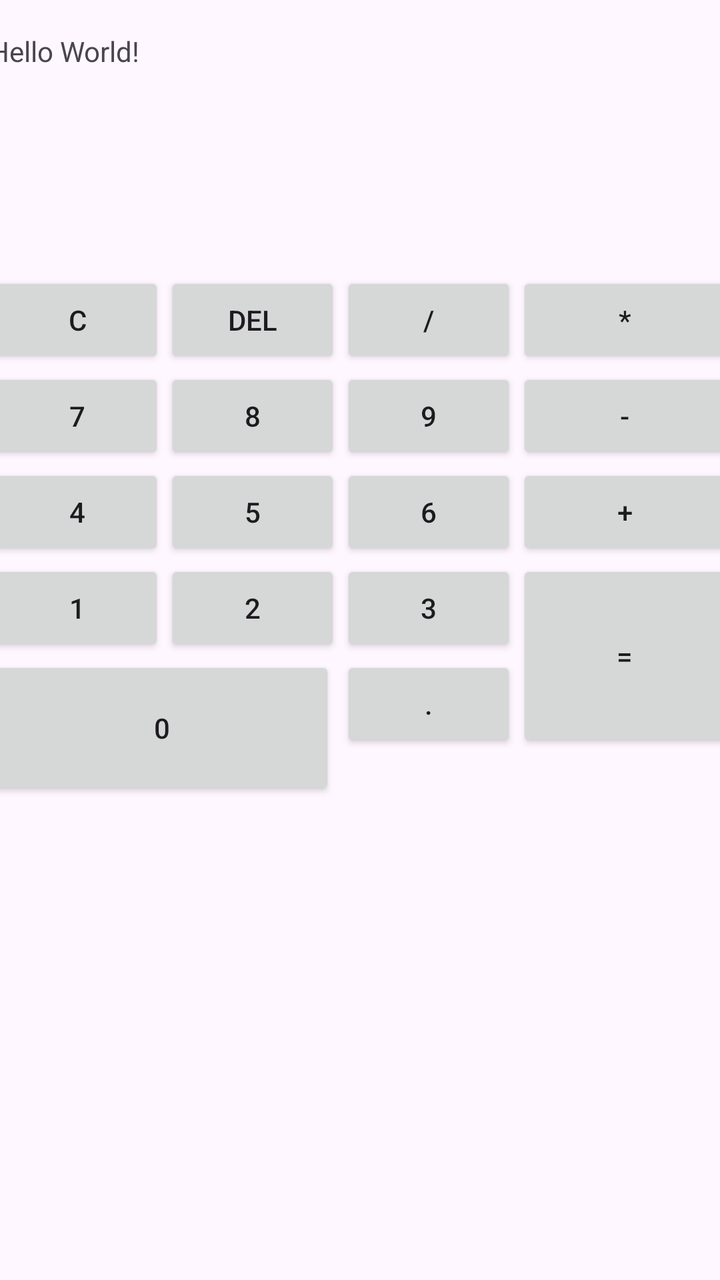
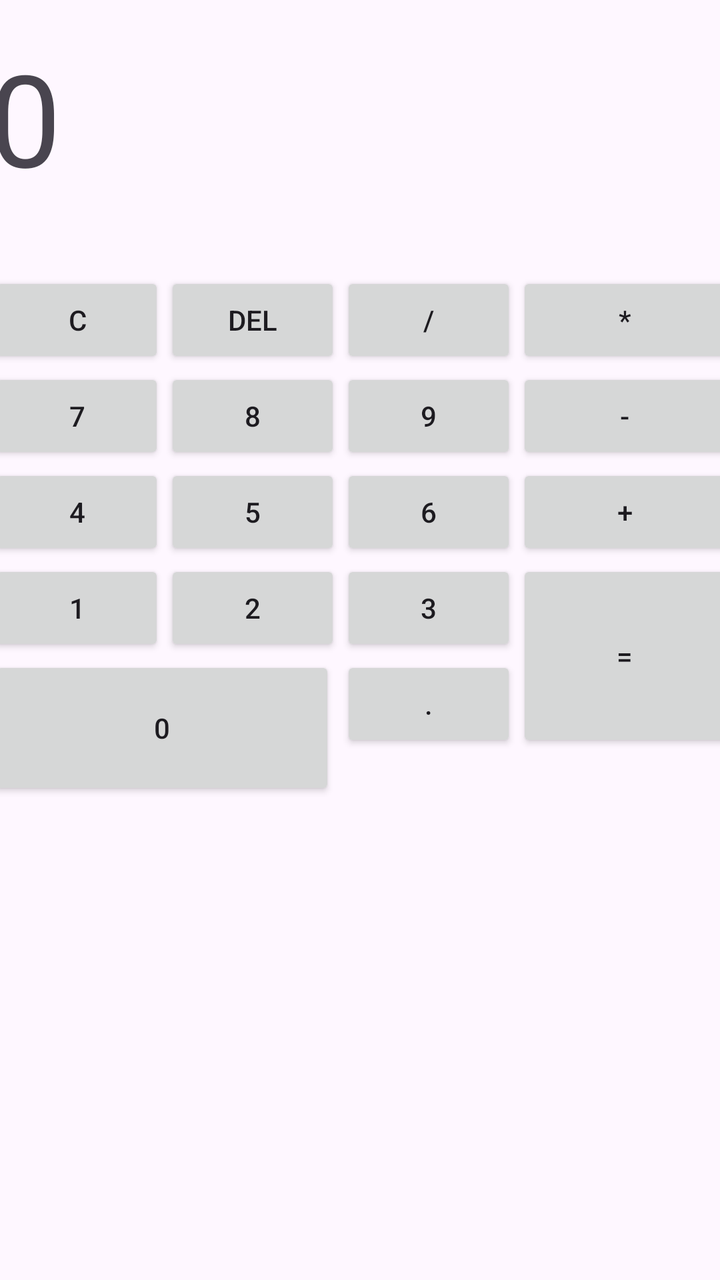

Screens rendered from an Android XML layout before and after an edit, with the pre-edit source and the edit as a unified diff.
<!-- AndroidManifest.xml: application theme Theme.AdnroidCalculator -->
<!-- res/layout/activity_main.xml -->
<?xml version="1.0" encoding="utf-8"?>
<androidx.constraintlayout.widget.ConstraintLayout xmlns:android="http://schemas.android.com/apk/res/android"
    xmlns:app="http://schemas.android.com/apk/res-auto"
    xmlns:tools="http://schemas.android.com/tools"
    android:id="@+id/main"
    android:layout_width="match_parent"
    android:layout_height="match_parent"
    tools:context=".MainActivity">

    <TextView
        android:id="@+id/textView"
        android:layout_width="372dp"
        android:layout_height="120dp"
        android:layout_marginTop="16dp"
        android:text="Hello World!"
        app:layout_constraintEnd_toEndOf="parent"
        app:layout_constraintHorizontal_bias="0.487"
        app:layout_constraintStart_toStartOf="parent"
        app:layout_constraintTop_toTopOf="parent" />

    <Button
        android:id="@+id/c"
        android:layout_width="wrap_content"
        android:layout_height="wrap_content"
        android:text="c"
        app:layout_constraintStart_toStartOf="@+id/textView"
        app:layout_constraintTop_toBottomOf="@+id/textView" />

    <Button
        android:id="@+id/back"
        android:layout_width="wrap_content"
        android:layout_height="wrap_content"
        android:text="del"
        app:layout_constraintStart_toEndOf="@+id/c"
        app:layout_constraintTop_toTopOf="@+id/c" />

    <Button
        android:id="@+id/div"
        android:layout_width="wrap_content"
        android:layout_height="wrap_content"
        android:text="/"
        app:layout_constraintStart_toEndOf="@+id/back"
        app:layout_constraintTop_toTopOf="@+id/back" />

    <Button
        android:id="@+id/mult"
        android:layout_width="0dp"
        android:layout_height="wrap_content"
        android:text="*"
        app:layout_constraintEnd_toEndOf="@+id/textView"
        app:layout_constraintStart_toEndOf="@+id/div"
        app:layout_constraintTop_toTopOf="@+id/div" />

    <Button
        android:id="@+id/b7"
        android:layout_width="wrap_content"
        android:layout_height="wrap_content"
        android:text="7"
        app:layout_constraintStart_toStartOf="@+id/c"
        app:layout_constraintTop_toBottomOf="@+id/c" />

    <Button
        android:id="@+id/b8"
        android:layout_width="wrap_content"
        android:layout_height="wrap_content"
        android:text="8"
        app:layout_constraintStart_toEndOf="@+id/c"
        app:layout_constraintTop_toBottomOf="@+id/back" />

    <Button
        android:id="@+id/b9"
        android:layout_width="wrap_content"
        android:layout_height="wrap_content"
        android:text="9"
        app:layout_constraintStart_toEndOf="@+id/back"
        app:layout_constraintTop_toBottomOf="@+id/div" />

    <Button
        android:id="@+id/bMin"
        android:layout_width="0dp"
        android:layout_height="wrap_content"
        android:text="-"
        app:layout_constraintEnd_toEndOf="@+id/textView"
        app:layout_constraintStart_toEndOf="@+id/div"
        app:layout_constraintTop_toBottomOf="@+id/mult" />

    <Button
        android:id="@+id/b4"
        android:layout_width="wrap_content"
        android:layout_height="wrap_content"
        android:text="4"
        app:layout_constraintStart_toStartOf="@+id/b7"
        app:layout_constraintTop_toBottomOf="@+id/b7" />

    <Button
        android:id="@+id/b5"
        android:layout_width="wrap_content"
        android:layout_height="wrap_content"
        android:text="5"
        app:layout_constraintStart_toEndOf="@+id/b7"
        app:layout_constraintTop_toBottomOf="@+id/b8" />

    <Button
        android:id="@+id/b6"
        android:layout_width="wrap_content"
        android:layout_height="wrap_content"
        android:text="6"
        app:layout_constraintStart_toEndOf="@+id/b8"
        app:layout_constraintTop_toBottomOf="@+id/b9" />

    <Button
        android:id="@+id/bPlus"
        android:layout_width="0dp"
        android:layout_height="wrap_content"
        android:text="+"
        app:layout_constraintEnd_toEndOf="@+id/textView"
        app:layout_constraintStart_toEndOf="@+id/b9"
        app:layout_constraintTop_toBottomOf="@+id/bMin" />

    <Button
        android:id="@+id/b1"
        android:layout_width="wrap_content"
        android:layout_height="wrap_content"
        android:text="1"
        app:layout_constraintStart_toStartOf="@+id/b4"
        app:layout_constraintTop_toBottomOf="@+id/b4" />

    <Button
        android:id="@+id/b2"
        android:layout_width="wrap_content"
        android:layout_height="wrap_content"
        android:text="2"
        app:layout_constraintStart_toEndOf="@+id/b4"
        app:layout_constraintTop_toBottomOf="@+id/b5" />

    <Button
        android:id="@+id/b3"
        android:layout_width="wrap_content"
        android:layout_height="wrap_content"
        android:text="3"
        app:layout_constraintStart_toEndOf="@+id/b5"
        app:layout_constraintTop_toBottomOf="@+id/b6" />

    <Button
        android:id="@+id/bEq"
        android:layout_width="0dp"
        android:layout_height="0dp"
        android:autoText="false"
        android:text="="
        app:layout_constraintBottom_toBottomOf="@+id/point"
        app:layout_constraintEnd_toEndOf="@+id/textView"
        app:layout_constraintStart_toEndOf="@+id/b6"
        app:layout_constraintTop_toBottomOf="@+id/bPlus" />

    <Button
        android:id="@+id/b0"
        android:layout_width="173dp"
        android:layout_height="72dp"
        android:text="0"
        app:layout_constraintStart_toStartOf="@+id/b1"
        app:layout_constraintTop_toBottomOf="@+id/b1" />

    <Button
        android:id="@+id/point"
        android:layout_width="wrap_content"
        android:layout_height="wrap_content"
        android:text="."
        app:layout_constraintStart_toEndOf="@+id/b2"
        app:layout_constraintTop_toBottomOf="@+id/b3" />

</androidx.constraintlayout.widget.ConstraintLayout>
<!-- resources referenced by this layout -->
<resources>
  <style name="Theme.AdnroidCalculator" parent="Base.Theme.AdnroidCalculator" />
  <style name="Base.Theme.AdnroidCalculator" parent="Theme.Material3.DayNight.NoActionBar">
          
          
      </style>
</resources>

<!-- the commit's change to res/layout/activity_main.xml (unified diff, before → after) -->
@@ -12,7 +12,8 @@
         android:layout_width="372dp"
         android:layout_height="120dp"
         android:layout_marginTop="16dp"
-        android:text="Hello World!"
+        android:textSize="64sp"
+        android:text="0"
         app:layout_constraintEnd_toEndOf="parent"
         app:layout_constraintHorizontal_bias="0.487"
         app:layout_constraintStart_toStartOf="parent"
